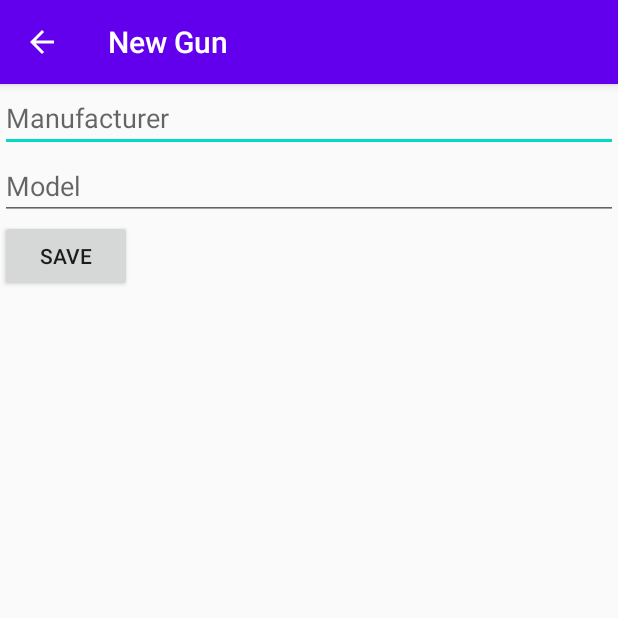
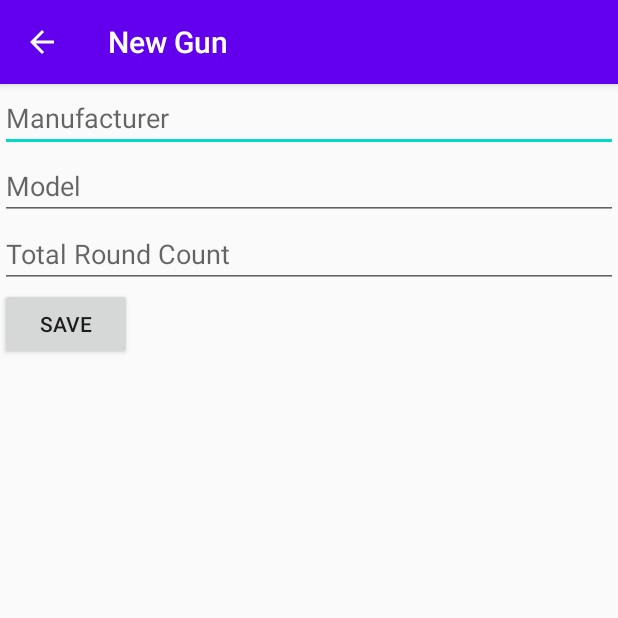
Before and after one commit to prescottwhite/gunlog, an Android app: the AddActivity screen opened directly, with no data from a screen before it, on a phone screen of 412 x 824 dp, the top half of it. Run offline under Robolectric (Android 15) with nearby library versions, the phone set to English and light mode, and no system bars; our stand-ins replace Room's generated code.

Commit message:
Add total round count integer to database

```diff
--- a/app/src/main/java/com/pgwhite/gunlog/AddActivity.kt
+++ b/app/src/main/java/com/pgwhite/gunlog/AddActivity.kt
@@ -10,6 +10,7 @@ class AddActivity : AppCompatActivity() {
 
     private lateinit var editMfrView: EditText
     private lateinit var editModelView: EditText
+    private lateinit var editTotalRoundsView: EditText
 
     private lateinit var gunViewModel: GunViewModel
 
@@ -17,14 +18,15 @@ class AddActivity : AppCompatActivity() {
         super.onCreate(savedInstanceState)
         setContentView(R.layout.activity_add)
 
-        editMfrView = findViewById(R.id.editText_manufacturer)
-        editModelView = findViewById(R.id.editText_model)
+        editMfrView = findViewById(R.id.editTextManufacturer)
+        editModelView = findViewById(R.id.editTextModel)
+        editTotalRoundsView = findViewById(R.id.editTextTotalRounds)
 
         gunViewModel = ViewModelProvider(this).get(GunViewModel::class.java)
 
         val button = findViewById<Button>(R.id.button_save)
         button.setOnClickListener {
-            val gun = Gun(0, editMfrView.text.toString(), editModelView.text.toString())
+            val gun = Gun(0, editMfrView.text.toString(), editModelView.text.toString(), editTotalRoundsView.text.toString().toInt())
             gunViewModel.insert(gun)
             finish()
         }
--- a/app/src/main/java/com/pgwhite/gunlog/Gun.kt
+++ b/app/src/main/java/com/pgwhite/gunlog/Gun.kt
@@ -7,5 +7,6 @@ import androidx.room.PrimaryKey
 @Entity(tableName = "gun_table")
 class Gun(@PrimaryKey(autoGenerate = true) val id: Int,
           @ColumnInfo(name = "mfr") val mfr: String,
-          @ColumnInfo(name = "model") val model: String) {
+          @ColumnInfo(name = "model") val model: String,
+          @ColumnInfo(name = "rounds_total") val rounds_total: Int) {
 }
--- a/app/src/main/java/com/pgwhite/gunlog/ViewActivity.kt
+++ b/app/src/main/java/com/pgwhite/gunlog/ViewActivity.kt
@@ -45,10 +45,11 @@ class ViewActivity : AppCompatActivity() {
         val position = recyclerView.getChildAdapterPosition(view)
         val mfrString = gunViewModel.allGuns.value?.get(position)?.mfr!!
         val modelString = gunViewModel.allGuns.value?.get(position)?.model!!
+        val roundsInt = gunViewModel.allGuns.value?.get(position)?.rounds_total!!
 
         supportFragmentManager
             .beginTransaction()
-            .add(R.id.constraint_layout, ViewGunFragment.newInstance(mfrString, modelString),"gunFragment")
+            .add(R.id.constraint_layout, ViewGunFragment.newInstance(mfrString, modelString, roundsInt),"gunFragment")
             .addToBackStack("gunFragment")
             .commit()
 
--- a/app/src/main/res/layout/activity_add.xml
+++ b/app/src/main/res/layout/activity_add.xml
@@ -5,7 +5,7 @@
     android:orientation="vertical">
 
     <EditText
-        android:id="@+id/editText_manufacturer"
+        android:id="@+id/editTextManufacturer"
         android:layout_width="match_parent"
         android:layout_height="wrap_content"
         android:ems="10"
@@ -14,12 +14,21 @@
         android:importantForAutofill="no" />
 
     <EditText
-        android:id="@+id/editText_model"
+        android:id="@+id/editTextModel"
         android:layout_width="match_parent"
         android:layout_height="wrap_content"
         android:ems="10"
         android:hint="@string/text_model"
         android:inputType="textPersonName"
+        android:importantForAutofill="no" />
+
+    <EditText
+        android:id="@+id/editTextTotalRounds"
+        android:layout_width="match_parent"
+        android:layout_height="wrap_content"
+        android:ems="10"
+        android:hint="@string/text_total_rounds"
+        android:inputType="number"
         android:importantForAutofill="no" />
 
     <Button
--- a/app/src/main/res/values/strings.xml
+++ b/app/src/main/res/values/strings.xml
@@ -11,6 +11,8 @@
     <string name="text_model">Model</string>
     <string name="text_type_gun">Type</string>
     <string name="text_recoil_spring_lifespan">Recoil Spring Lifespan</string>
+    <string name="text_total_rounds">Total Round Count</string>
+    <string name="text_recoil_spring_rounds">Round Count on Recoil Spring</string>
 
     // view guns
     <string name="button_save_title">Save</string>
```
Also changed, not shown: app/src/main/java/com/pgwhite/gunlog/GunRoomDatabase.kt (+8 -8 lines), app/src/main/java/com/pgwhite/gunlog/ViewGunFragment.kt (+8 -4 lines), app/src/main/res/layout/fragment_view_gun.xml (+7 -2 lines).
